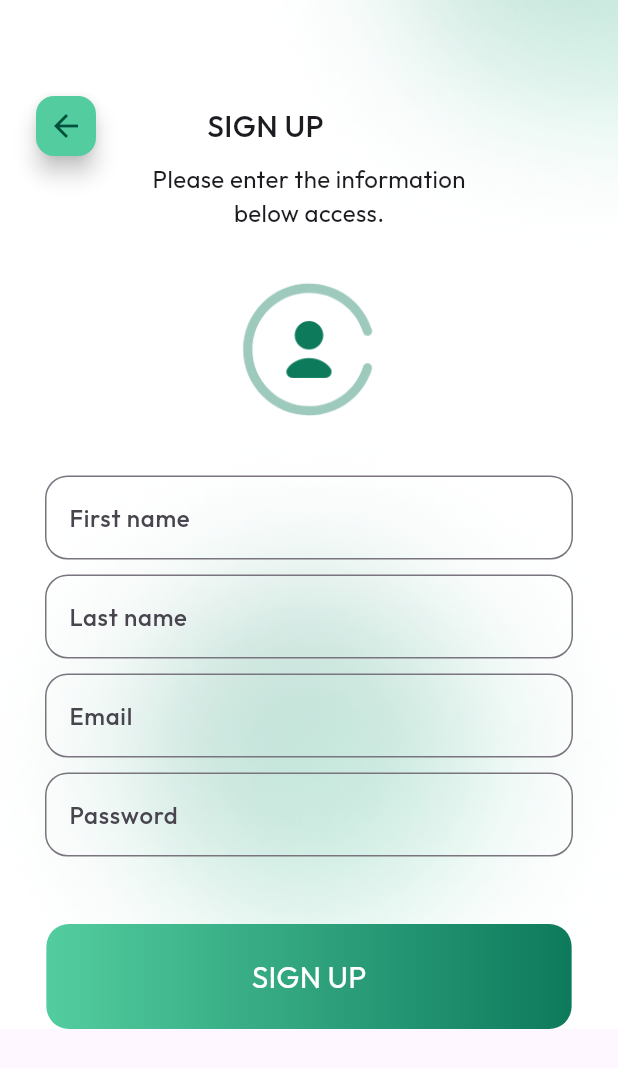
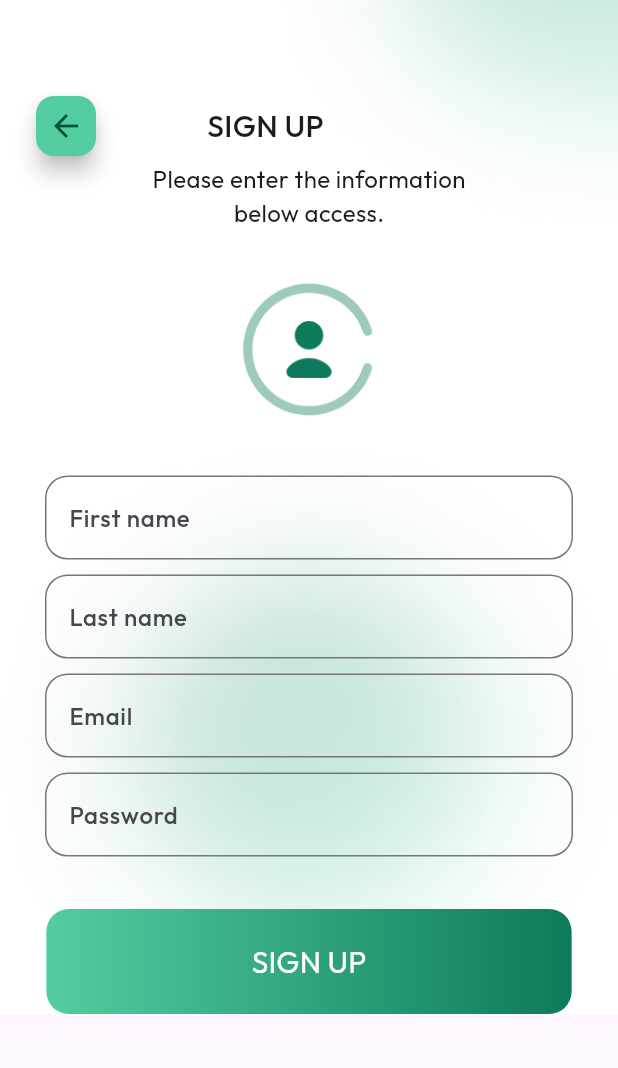
Before and after one commit to Kkjankorn/useAPI-FLutter-To-Do-List, a Flutter app: the Sign_up screen opened directly, on a phone screen of 412 x 824 dp. Shown: the top 1068 px of the screen. Run offline on Flutter 3.47's test engine with Material 3 defaults, Android fonts, the phone set to English and light mode, and no system bars; our stand-ins replace flutter_easyloading, flutter_svg_provider, google_fonts, hexcolor, shared_preferences; accounts and stored records are empty.

Commit message:
22/4/2024

```diff
--- a/lib/View/sign_up_view.dart
+++ b/lib/View/sign_up_view.dart
@@ -82,7 +82,7 @@ class _Sign_upState extends State<Sign_up> {
               TextBox1("Last name", false, last_name, 'Enter Your Last name'),
               TextBox1("Email", false, email, 'Enter Your Email'),
               TextBox1("Password", true, pass, 'Enter Your Password'),
-              SizedBox(height: 40),
+              SizedBox(height: 30),
               ButtonApp(() {
                 signup_con.signupUser(
                     first_name, last_name, email, pass, context);
--- a/lib/controller/signin_controller.dart
+++ b/lib/controller/signin_controller.dart
@@ -1,5 +1,4 @@
 import 'dart:convert';
-import 'dart:developer';
 
 import 'package:flutter/material.dart';
 import 'package:flutter_application/View/information_list_view.dart';
```
